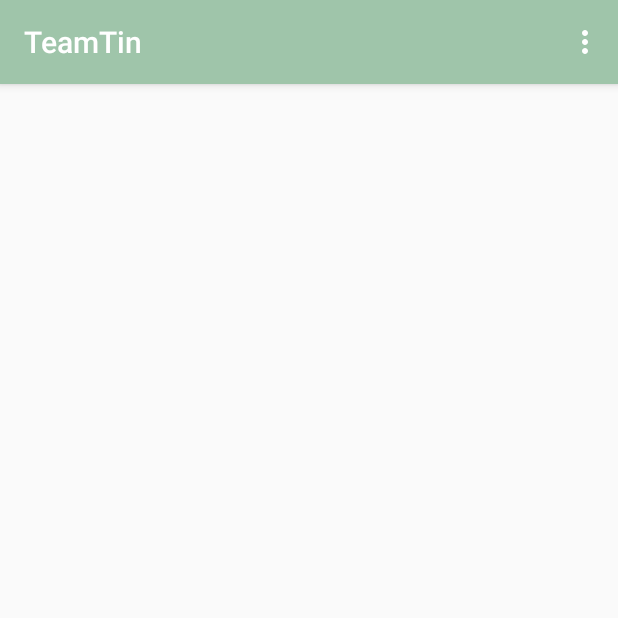
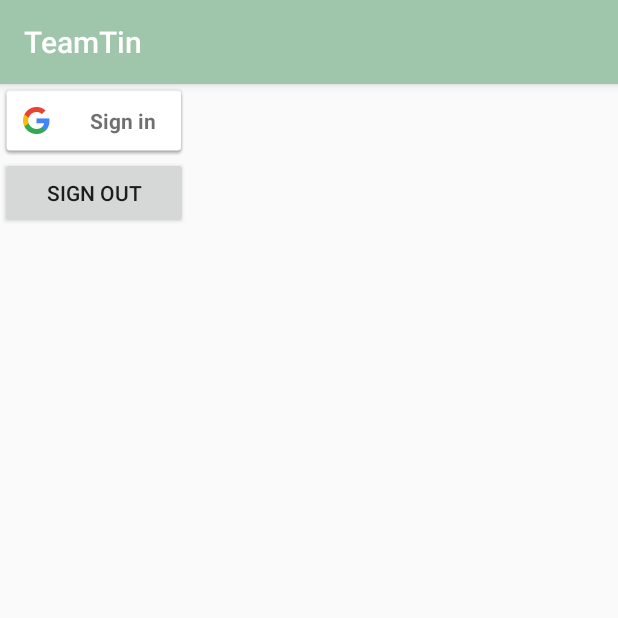
Before and after one commit to TalDerei/Tin, an Android app: the screen it shows after launch (MainActivity before the commit, LoginActivity after it), on a phone screen of 412 x 824 dp, the top half of it. Run offline under Robolectric (Android 15) with nearby library versions, the light colour scheme and no system bars; our stand-ins replace Volley.

Commit message:
LoginActivity by Google OAuth2.0

```diff
--- /dev/null
+++ b/android/app/src/main/java/edu/lehigh/cse216/teamtin/LoginActivity.java
@@ -0,0 +1,159 @@
+package edu.lehigh.cse216.teamtin;
+
+import android.content.Intent;
+import android.os.Bundle;
+import android.util.Log;
+import android.view.View;
+import android.widget.Button;
+
+import androidx.annotation.NonNull;
+import androidx.appcompat.app.AppCompatActivity;
+import androidx.appcompat.widget.Toolbar;
+
+import com.android.volley.Request;
+import com.android.volley.RequestQueue;
+import com.android.volley.Response;
+import com.android.volley.VolleyError;
+import com.android.volley.toolbox.StringRequest;
+import com.android.volley.toolbox.Volley;
+import com.google.android.gms.auth.api.Auth;
+import com.google.android.gms.auth.api.signin.GoogleSignIn;
+import com.google.android.gms.auth.api.signin.GoogleSignInAccount;
+import com.google.android.gms.auth.api.signin.GoogleSignInClient;
+import com.google.android.gms.auth.api.signin.GoogleSignInOptions;
+import com.google.android.gms.common.ConnectionResult;
+import com.google.android.gms.common.SignInButton;
+import com.google.android.gms.common.api.ApiException;
+import com.google.android.gms.common.api.GoogleApiClient;
+import com.google.android.gms.tasks.Task;
+import com.google.android.gms.tasks.OnCompleteListener;
+
+
+public class LoginActivity extends AppCompatActivity implements GoogleApiClient.OnConnectionFailedListener{
+
+    String url = "https://limitless-ocean-62391.herokuapp.com";
+    final String apiKey = "AIzaSyBv4PsExxtQj4BTGJGpsiMdJVSFTPKxagQ";
+    final String endPointURL = "https://www.googleapis.com/tasks/v1/users/@me/lists";
+    private GoogleSignInClient googleSignInClient;
+    private GoogleApiClient mGoogleApiClient;
+    private SignInButton signInButton;
+    private Button signOut;
+    private String email;
+    private String familyName;
+    private String givenName;
+    private String idToken;
+    private String clientId;
+
+    @Override
+    protected void onCreate(Bundle savedInstanceState) {
+        super.onCreate(savedInstanceState);
+        setContentView(R.layout.activity_login);
+        Log.d("sap716", "onCreate!");
+
+        Toolbar toolbar = findViewById(R.id.toolbar);
+        setSupportActionBar(toolbar);
+
+        clientId = getString(R.string.server_client_id);
+        GoogleSignInOptions gso = new GoogleSignInOptions
+                .Builder(GoogleSignInOptions.DEFAULT_SIGN_IN)
+                .requestIdToken(clientId)
+                .requestEmail()
+                .build();
+        mGoogleApiClient = new GoogleApiClient.Builder(this)
+                .enableAutoManage(this, this)
+                .addApi(Auth.GOOGLE_SIGN_IN_API, gso)
+                .build();
+        googleSignInClient = GoogleSignIn.getClient(this, gso);
+
+        signInButton = findViewById(R.id.sign_in_button);
+        signInButton.setSize(SignInButton.SIZE_STANDARD);
+        signInButton.setOnClickListener(new View.OnClickListener() {
+            @Override
+            public void onClick(View v) {
+                Intent signInIntent = googleSignInClient.getSignInIntent();
+                startActivityForResult(signInIntent, 101);
+                Log.e("sap716", "SignIn!");
+            }
+        });
+
+        signOut = findViewById(R.id.button_sign_out);
+
+        signOut.setOnClickListener(new View.OnClickListener() {
+            @Override
+            public void onClick(View v) {
+                googleSignInClient.signOut().addOnCompleteListener(new OnCompleteListener<Void>() {
+                    @Override
+                    public void onComplete(@NonNull Task<Void> task) {
+                    }
+                });
+            }
+        });
+    }
+
+
+    private void onLoggedIn(GoogleSignInAccount googleSignInAccount) {
+        Intent intent = new Intent(this, MainActivity.class);
+        Log.d("email", email);
+        Log.d("familyName", familyName);
+        Log.d("givenName", givenName);
+        intent.putExtra("email", email);
+        intent.putExtra("familyName", familyName);
+        intent.putExtra("givenName", givenName);
+        startActivity(intent);
+        finish();
+    }
+
+
+    @Override
+    protected void onActivityResult(int requestCode, int resultCode, Intent data) {
+        super.onActivityResult(requestCode, resultCode, data);
+
+        if (requestCode == 101) {
+            try {
+                Task<GoogleSignInAccount> task = GoogleSignIn.getSignedInAccountFromIntent(data);
+                GoogleSignInAccount account = task.getResult(ApiException.class);
+
+                email = account.getEmail();
+                familyName = account.getFamilyName();
+                givenName = account.getGivenName();
+                idToken = account.getIdToken();
+                Log.d("onActivityResult", "email is " + email);
+                Log.d("onActivityResult", "ID Token is " + idToken);
+
+                //TODO: send an ID token to backend server
+                RequestQueue queue = Volley.newRequestQueue(this);
+
+                String targetUrl = url + "/users/login?idToken=" + idToken + "&clientid=" + clientId;
+                Log.d("POST URL", targetUrl);
+
+                StringRequest stringRequest = new StringRequest(Request.Method.POST,
+                        targetUrl,
+                        new Response.Listener<String>() {
+                            @Override
+                            public void onResponse(String response) {
+                                Log.d("onResponse", "JWT is " + response);
+                            }
+                        }, new Response.ErrorListener() {
+                    @Override
+                    public void onErrorResponse(VolleyError error) {
+                        Log.d("Error", "Error in response!");
+                    }
+                });
+                // Add the request to the RequestQueue.
+                queue.add(stringRequest);
+
+                onLoggedIn(account);
+
+            } catch (ApiException e) {
+                Log.w("Error", "signInResult:failed code=" + e.getStatusCode());
+            }
+        }
+    }
+
+
+    @Override
+    public void onConnectionFailed(@NonNull ConnectionResult connectionResult) {
+    }
+
+
+}
--- /dev/null
+++ b/android/app/src/main/res/layout/activity_login.xml
@@ -0,0 +1,38 @@
+<?xml version="1.0" encoding="utf-8"?>
+<LinearLayout
+    xmlns:android="http://schemas.android.com/apk/res/android"
+    xmlns:app="http://schemas.android.com/apk/res-auto"
+    xmlns:tools="http://schemas.android.com/tools"
+    android:orientation="vertical"
+    tools:context=".LoginActivity"
+    android:layout_width="match_parent"
+    android:layout_height="match_parent">
+
+    <com.google.android.material.appbar.AppBarLayout
+        android:layout_width="match_parent"
+        android:layout_height="wrap_content"
+        android:theme="@style/AppTheme.AppBarOverlay">
+
+        <androidx.appcompat.widget.Toolbar
+            android:id="@+id/toolbar"
+            android:layout_width="match_parent"
+            android:layout_height="?attr/actionBarSize"
+            android:background="?attr/colorPrimary"
+            app:popupTheme="@style/AppTheme.PopupOverlay" />
+
+    </com.google.android.material.appbar.AppBarLayout>
+
+    <com.google.android.gms.common.SignInButton
+        android:id="@+id/sign_in_button"
+        android:layout_width="125dp"
+        android:layout_height="wrap_content" />
+    <Button
+        android:id="@+id/button_sign_out"
+        android:text="SIGN OUT"
+        android:layout_width="125dp"
+        android:layout_height="wrap_content"
+        android:layout_marginBottom="50dp"
+        android:layout_centerHorizontal="true"
+        android:layout_alignParentBottom="true" />
+
+</LinearLayout>
```
Also changed, not shown: android/app/build.gradle (+7 -0 lines), android/app/src/main/AndroidManifest.xml (+12 -1 lines), android/app/src/main/res/values/strings.xml (+52 -0 lines).
